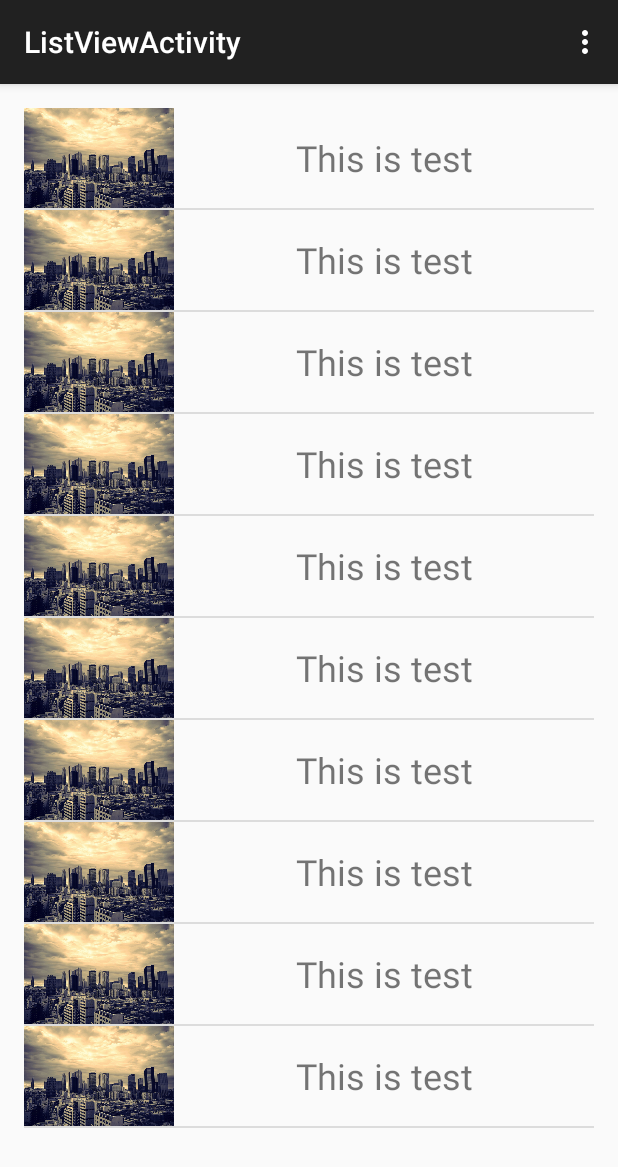
After one commit to takahirom/PreLollipopTransition, an Android app: the ListViewActivity screen opened directly, with no data from a screen before it, on a phone screen of 412 x 824 dp. The commit adds this screen. Shown: the top 1167 px of the screen. Run offline under Robolectric (Android 15) with nearby library versions, the phone set to English and light mode, and no system bars.

Commit message:
add ListView example

```diff
--- a/sample-app/src/main/AndroidManifest.xml
+++ b/sample-app/src/main/AndroidManifest.xml
@@ -24,6 +24,10 @@
             android:name=".SubActivity2"
             android:label="@string/title_activity_sub" >
         </activity>
+        <activity
+            android:name=".ListViewActivity"
+            android:label="@string/title_activity_list_view" >
+        </activity>
     </application>
 
 </manifest>
--- /dev/null
+++ b/sample-app/src/main/java/com/kogitune/prelollipoptransition/ListViewActivity.java
@@ -0,0 +1,75 @@
+package com.kogitune.prelollipoptransition;
+
+import android.content.Intent;
+import android.os.Bundle;
+import android.support.v7.app.AppCompatActivity;
+import android.view.Menu;
+import android.view.MenuItem;
+import android.view.View;
+import android.view.ViewGroup;
+import android.widget.AdapterView;
+import android.widget.AdapterView.OnItemClickListener;
+import android.widget.BaseAdapter;
+import android.widget.ListView;
+
+import com.kogitune.activity_transition.ActivityTransitionLauncher;
+
+public class ListViewActivity extends AppCompatActivity {
+
+    @Override
+    protected void onCreate(Bundle savedInstanceState) {
+        super.onCreate(savedInstanceState);
+        setContentView(R.layout.activity_list_view);
+        final ListView listView = (ListView) findViewById(R.id.list);
+        listView.setAdapter(new BaseAdapter() {
+            @Override
+            public int getCount() {
+                return 10;
+            }
+
+            @Override
+            public Object getItem(int position) {
+                return null;
+            }
+
+            @Override
+            public long getItemId(int position) {
+                return 0;
+            }
+
+            @Override
+            public View getView(int position, View convertView, ViewGroup parent) {
+                return getLayoutInflater().inflate(R.layout.list_row, null);
+            }
+        });
+        listView.setOnItemClickListener(new OnItemClickListener() {
+            @Override
+            public void onItemClick(AdapterView<?> parent, View view, int position, long id) {
+                final Intent intent = new Intent(ListViewActivity.this, SubActivity.class);
+                ActivityTransitionLauncher.with(ListViewActivity.this).from(view.findViewById(R.id.image)).launch(intent);
+            }
+        });
+    }
+
+    @Override
+    public boolean onCreateOptionsMenu(Menu menu) {
+        // Inflate the menu; this adds items to the action bar if it is present.
+        getMenuInflater().inflate(R.menu.menu_list_view, menu);
+        return true;
+    }
+
+    @Override
+    public boolean onOptionsItemSelected(MenuItem item) {
+        // Handle action bar item clicks here. The action bar will
+        // automatically handle clicks on the Home/Up button, so long
+        // as you specify a parent activity in AndroidManifest.xml.
+        int id = item.getItemId();
+
+        //noinspection SimplifiableIfStatement
+        if (id == R.id.action_settings) {
+            return true;
+        }
+
+        return super.onOptionsItemSelected(item);
+    }
+}
--- /dev/null
+++ b/sample-app/src/main/res/layout/activity_list_view.xml
@@ -0,0 +1,15 @@
+<RelativeLayout xmlns:android="http://schemas.android.com/apk/res/android"
+                xmlns:tools="http://schemas.android.com/tools"
+                android:layout_width="match_parent"
+                android:layout_height="match_parent"
+                android:paddingLeft="@dimen/activity_horizontal_margin"
+                android:paddingRight="@dimen/activity_horizontal_margin"
+                android:paddingTop="@dimen/activity_vertical_margin"
+                android:paddingBottom="@dimen/activity_vertical_margin"
+                tools:context="com.kogitune.prelollipoptransition.ListViewActivity">
+
+    <ListView
+        android:id="@+id/list"
+        android:layout_width="match_parent"
+        android:layout_height="match_parent"/>
+</RelativeLayout>
--- /dev/null
+++ b/sample-app/src/main/res/layout/list_row.xml
@@ -0,0 +1,23 @@
+<?xml version="1.0" encoding="utf-8"?>
+<LinearLayout xmlns:android="http://schemas.android.com/apk/res/android"
+              android:layout_width="match_parent"
+              android:layout_height="wrap_content"
+              android:orientation="horizontal">
+
+    <ImageView
+        android:id="@+id/image"
+        android:layout_width="100dp"
+        android:layout_height="wrap_content"
+        android:adjustViewBounds="true"
+        android:src="@drawable/photo"/>
+
+    <TextView
+        android:layout_width="0dp"
+        android:layout_height="wrap_content"
+        android:layout_gravity="center_vertical"
+        android:layout_weight="1"
+        android:gravity="center"
+        android:text="This is test"
+        android:textSize="24dp"/>
+
+</LinearLayout>
--- /dev/null
+++ b/sample-app/src/main/res/menu/menu_list_view.xml
@@ -0,0 +1,9 @@
+<menu xmlns:android="http://schemas.android.com/apk/res/android"
+      xmlns:app="http://schemas.android.com/apk/res-auto"
+      xmlns:tools="http://schemas.android.com/tools"
+      tools:context="com.kogitune.prelollipoptransition.ListViewActivity">
+    <item android:id="@+id/action_settings"
+          android:title="@string/action_settings"
+          android:orderInCategory="100"
+          app:showAsAction="never"/>
+</menu>
--- a/sample-app/src/main/res/values/strings.xml
+++ b/sample-app/src/main/res/values/strings.xml
@@ -5,4 +5,5 @@
     <string name="action_settings">Settings</string>
     <string name="title_activity_sub">SubActivity</string>
     <string name="title_activity_sub2">SubActivity2</string>
+    <string name="title_activity_list_view">ListViewActivity</string>
 </resources>
```
Also changed, not shown: sample-app/src/main/java/com/kogitune/prelollipoptransition/MainActivity.java (+9 -0 lines), sample-app/src/main/res/layout/activity_main.xml (+7 -0 lines).
